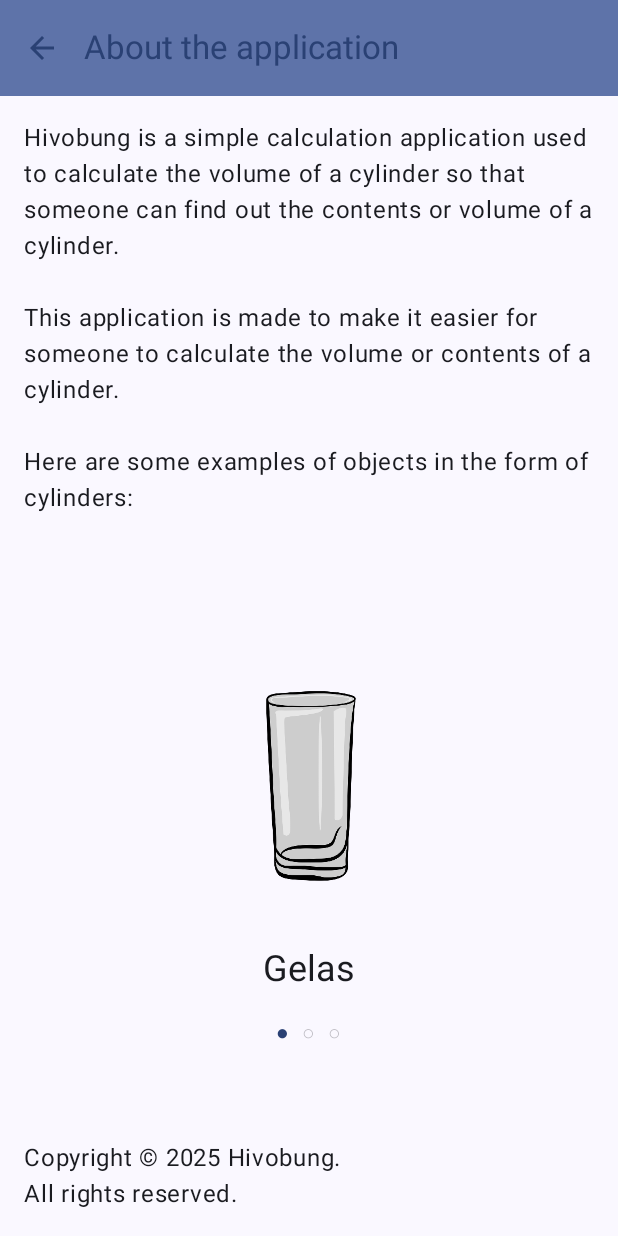
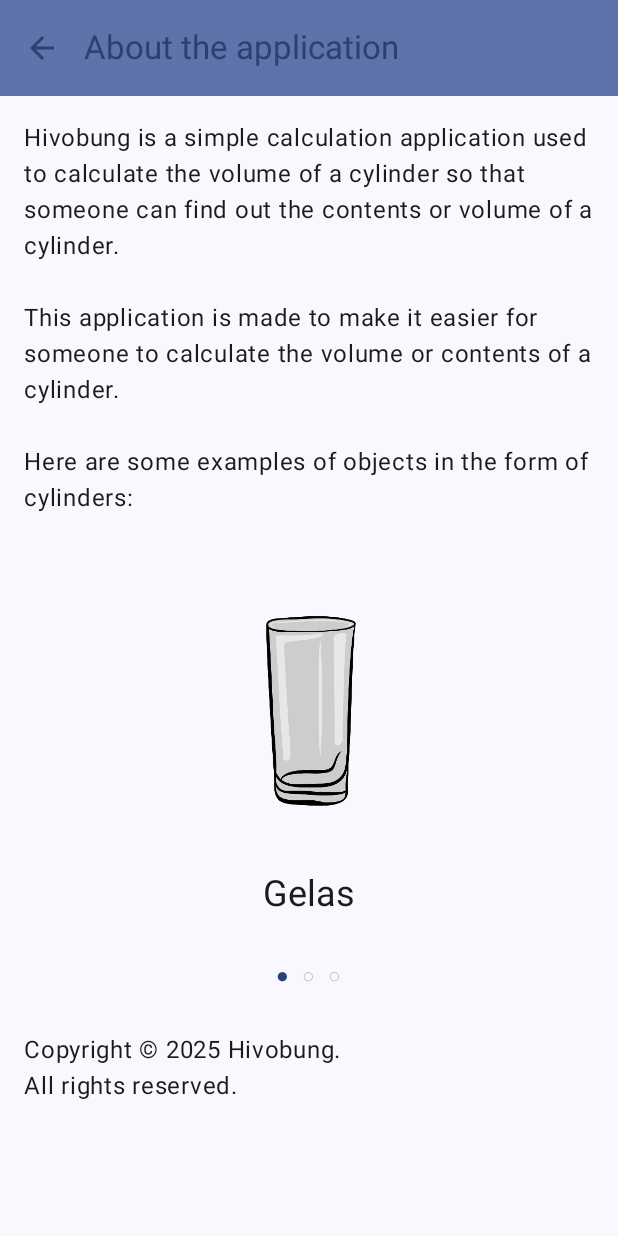
Before and after one commit to irvanmaulanaaa/assesment1mobpro, an Android app built with Jetpack Compose: the AboutScreen screen opened through its navigation route, on a phone screen of 412 x 824 dp. Run offline under Robolectric (Android 15) with nearby library versions, the phone set to English and light mode, and no system bars.

Commit message:
Memperbaiki AboutScreen agar bisa di scroll

```diff
--- a/app/src/main/java/com/irvanmaulana0013/asessment1/ui/screen/AboutScreen.kt
+++ b/app/src/main/java/com/irvanmaulana0013/asessment1/ui/screen/AboutScreen.kt
@@ -12,6 +12,8 @@ import androidx.compose.foundation.layout.padding
 import androidx.compose.foundation.layout.size
 import androidx.compose.foundation.pager.HorizontalPager
 import androidx.compose.foundation.pager.rememberPagerState
+import androidx.compose.foundation.rememberScrollState
+import androidx.compose.foundation.verticalScroll
 import androidx.compose.material.icons.Icons
 import androidx.compose.material.icons.automirrored.filled.ArrowBack
 import androidx.compose.material3.ExperimentalMaterial3Api
@@ -41,21 +43,6 @@ import kotlinx.coroutines.delay
 @OptIn(ExperimentalMaterial3Api::class)
 @Composable
 fun AboutScreen(navController: NavHostController) {
-    val data = listOf(
-        Tabung("Gelas", R.drawable.gelas),
-        Tabung("Kaleng", R.drawable.kaleng),
-        Tabung("Tumbler", R.drawable.tumbler)
-    )
-
-    val pagerState = rememberPagerState(pageCount = { data.size })
-
-    LaunchedEffect(key1 = Unit) {
-        while (true) {
-            delay(3000)
-            val nextPage = (pagerState.currentPage + 1) % data.size
-            pagerState.animateScrollToPage(nextPage)
-        }
-    }
     Scaffold(
         topBar = {
             TopAppBar(
@@ -78,12 +65,34 @@ fun AboutScreen(navController: NavHostController) {
             )
         }
     ) { innerPadding ->
+        AboutScreenContent(Modifier.padding(innerPadding))
+    }
+}
+
+@Composable
+fun AboutScreenContent(modifier: Modifier = Modifier) {
+    val data = listOf(
+        Tabung("Gelas", R.drawable.gelas),
+        Tabung("Kaleng", R.drawable.kaleng),
+        Tabung("Tumbler", R.drawable.tumbler)
+    )
+
+    val pagerState = rememberPagerState(pageCount = { data.size })
+
+    LaunchedEffect(key1 = Unit) {
+        while (true) {
+            delay(3000)
+            val nextPage = (pagerState.currentPage + 1) % data.size
+            pagerState.animateScrollToPage(nextPage)
+        }
+    }
+
     Column(
-            modifier = Modifier
-                .padding(innerPadding)
-                .padding(16.dp)
-                .fillMaxSize(),
-            verticalArrangement = Arrangement.SpaceBetween,
+        modifier = modifier
+            .fillMaxSize()
+            .verticalScroll(rememberScrollState())
+            .padding(16.dp),
+        verticalArrangement = Arrangement.spacedBy(12.dp),
         horizontalAlignment = Alignment.CenterHorizontally
     ) {
         Text(
@@ -92,24 +101,17 @@ fun AboutScreen(navController: NavHostController) {
                 .fillMaxWidth()
                 .padding(bottom = 16.dp)
         )
-            Box(
-                modifier = Modifier
-                    .weight(1f)
-                    .fillMaxWidth(),
-                contentAlignment = Alignment.Center
-            ) {
-                Column(
-                    horizontalAlignment = Alignment.CenterHorizontally
-                ) {
+
         HorizontalPager(
             state = pagerState,
             modifier = Modifier.fillMaxWidth()
         ) { page ->
-                        AboutScreenContent(tabung = data[page])
+            TabungItem(tabung = data[page])
         }
+
         Row(
             modifier = Modifier
-                            .padding(top = 16.dp)
+                .padding(top = 16.dp, bottom = 16.dp)
                 .fillMaxWidth(),
             horizontalArrangement = Arrangement.Center
         ) {
@@ -126,18 +128,16 @@ fun AboutScreen(navController: NavHostController) {
                 )
             }
         }
-                }
-            }
+
         Text(
             text = stringResource(R.string.copyright),
             modifier = Modifier.fillMaxWidth()
         )
     }
 }
-}
 
 @Composable
-fun AboutScreenContent(tabung: Tabung, modifier: Modifier = Modifier) {
+fun TabungItem(tabung: Tabung, modifier: Modifier = Modifier) {
     Column(
         modifier = modifier.fillMaxWidth(),
         horizontalAlignment = Alignment.CenterHorizontally,
```
Lines whose indentation alone changed are shown as unchanged.
